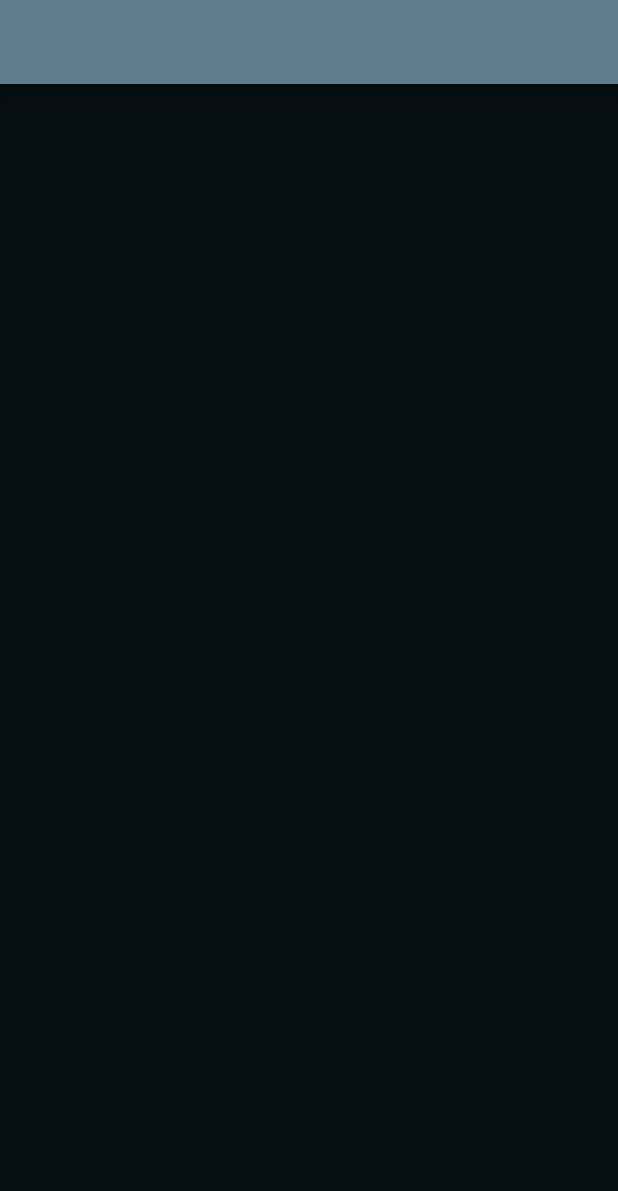
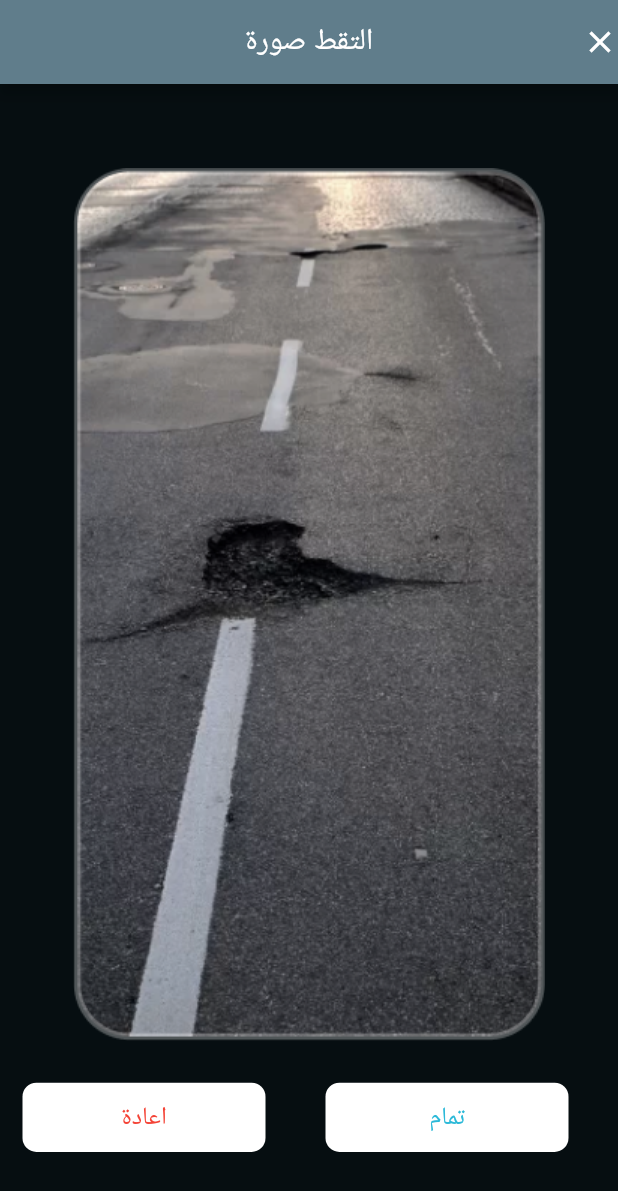
Before and after one commit to AbdallahAtif/Sahim, a Flutter app: the screen it shows after launch, on a phone screen of 412 x 824 dp. Shown: the top 1191 px of the screen. Run offline on Flutter 3.47's test engine with Material 2 defaults, Android fonts, the light colour scheme and no system bars; our stand-ins replace flutter_bloc, flutter_screenutil, hexcolor.

Commit message:
done
done

```diff
--- a/lib/camera_screen.dart
+++ b/lib/camera_screen.dart
@@ -1,6 +1,5 @@
 import 'package:flutter/material.dart';
-import 'package:flutter/src/widgets/framework.dart';
-import 'package:flutter/src/widgets/placeholder.dart';
+import 'package:flutter_screenutil/flutter_screenutil.dart';
 import 'package:hexcolor/hexcolor.dart';
 
 class CameraScreen extends StatelessWidget {
@@ -11,7 +10,75 @@ class CameraScreen extends StatelessWidget {
     return  Scaffold(
       backgroundColor: HexColor('#060E11'),
       appBar: AppBar(
+        centerTitle: true,
         backgroundColor: Colors.blueGrey,
+        title: Text('التقط صورة'),
+        actions: [
+          Icon(Icons.close)
+        ],
+      ),
+      body: Column(
+        mainAxisAlignment: MainAxisAlignment.center,
+
+
+        children: [
+          Center(child: Image.asset('assets/images/Rectangle 92.png')),
+          SizedBox(height: 30.h,),
+          Row(
+            children: [
+               Padding(
+            padding:  EdgeInsets.only(left: 15.w),
+            child: Container(
+               decoration: BoxDecoration(
+                color: Colors.white,
+                borderRadius: BorderRadius.circular(10.r)
+              ),
+              width: 162.w,
+              height: 50.h,
+
+              child: MaterialButton(
+                child: Text(
+                  'اعادة',
+                  style: TextStyle(
+                    color: Colors.red,
+                    fontSize: 18.sp
+                    ),
+                  ),
+              onPressed: (){}
+              ),
+            ),
+          ),
+          SizedBox(
+            width: 25.w,
+          ),
+          Padding(
+            padding:  EdgeInsets.only(left: 15.w),
+            child: Container(
+              width: 162.w,
+              height: 50.h,
+
+              decoration: BoxDecoration(
+                color: Colors.white,
+                borderRadius: BorderRadius.circular(10.r)
+              ),
+              child: MaterialButton(
+                child: Text(
+                  'تمام',
+                  style: TextStyle(
+                    color: HexColor('#2BB9D8'),
+                    fontSize: 18.sp
+                    ),
+                  ),
+              onPressed: (){}
+              ),
+            ),
+          )
+
+            ],
+          ),
+
+
+      ]
       ),
 
     );
```
Also changed, not shown: assets/images/Rectangle 92.png (added).
